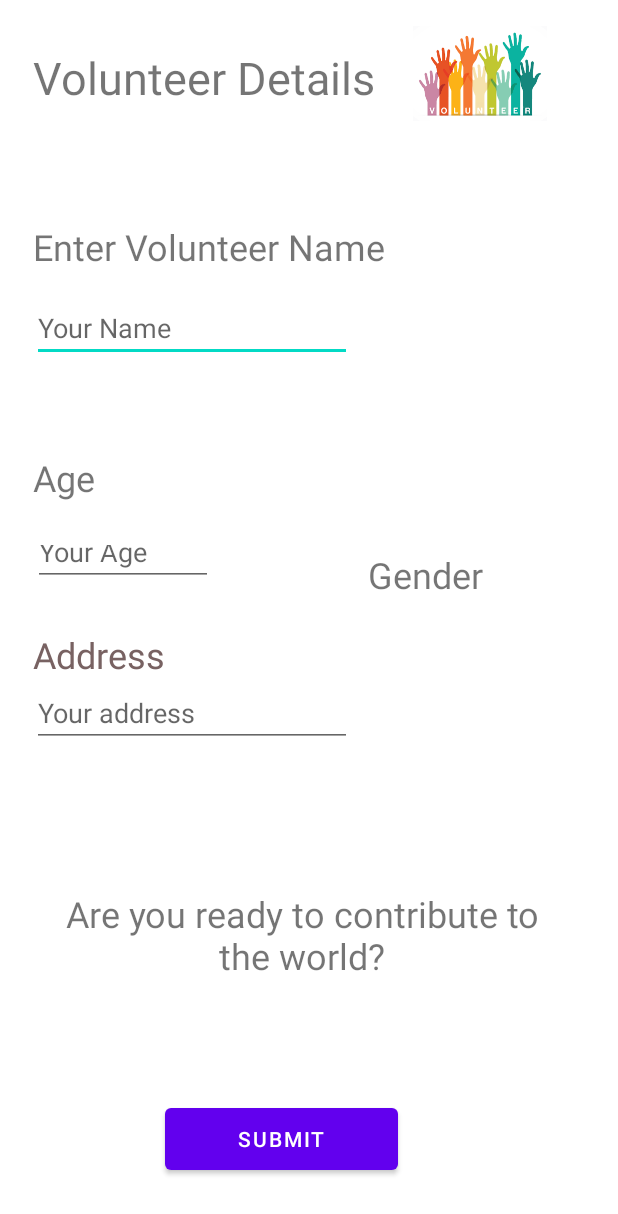
After one commit to ArerehRaj/Panic-Button-App, an Android app: the layout activity_volunteer_details.xml on its own in the app's theme, with its tools: preview values and no code run, on a phone screen of 412 x 824 dp. The commit adds this screen. Shown: the top 1214 px of the screen. Run offline under Robolectric (Android 15) with nearby library versions, the phone set to English and light mode, and no system bars.

Commit message:
Volunteer Details activity

```diff
--- a/app/src/main/java/com/example/panicbutton/MainActivity.java
+++ b/app/src/main/java/com/example/panicbutton/MainActivity.java
@@ -23,7 +23,8 @@ public class MainActivity extends AppCompatActivity {
     protected void onCreate(Bundle savedInstanceState) {
         super.onCreate(savedInstanceState);
         setContentView(R.layout.activity_main);
-
+Intent intent=new Intent(MainActivity.this,VolunteerDetails.class);
+startActivity(intent);
         getSupportActionBar().hide();
 
         editTextUserName = findViewById(R.id.editTextUsername);
--- /dev/null
+++ b/app/src/main/java/com/example/panicbutton/VolunteerDetails.java
@@ -0,0 +1,14 @@
+package com.example.panicbutton;
+
+import androidx.appcompat.app.AppCompatActivity;
+
+import android.os.Bundle;
+
+public class VolunteerDetails extends AppCompatActivity {
+
+    @Override
+    protected void onCreate(Bundle savedInstanceState) {
+        super.onCreate(savedInstanceState);
+        setContentView(R.layout.activity_volunteer_details);
+    }
+}
--- a/app/src/main/res/layout/activity_details.xml
+++ b/app/src/main/res/layout/activity_details.xml
@@ -29,7 +29,9 @@
         app:layout_constraintBottom_toBottomOf="parent"
         app:layout_constraintEnd_toEndOf="parent"
         app:layout_constraintHorizontal_bias="0.121"
-        app:layout_constraintStart_toStartOf="parent" />
+        app:layout_constraintStart_toStartOf="parent"
+        app:layout_constraintTop_toBottomOf="@+id/editTextTextPersonName3"
+        app:layout_constraintVertical_bias="1.0" />
 
     <EditText
         android:id="@+id/editTextTextPersonName2"
@@ -123,10 +125,10 @@
         android:visibility="visible"
         app:layout_constraintBottom_toBottomOf="parent"
         app:layout_constraintEnd_toEndOf="parent"
-        app:layout_constraintHorizontal_bias="0.079"
+        app:layout_constraintHorizontal_bias="0.129"
         app:layout_constraintStart_toStartOf="parent"
         app:layout_constraintTop_toTopOf="parent"
-        app:layout_constraintVertical_bias="0.663" />
+        app:layout_constraintVertical_bias="0.664" />
 
     <Button
         android:id="@+id/button"
@@ -147,7 +149,11 @@
         android:ems="10"
         android:hint="Your Name"
         android:inputType="textPersonName"
-        tools:layout_editor_absoluteX="23dp"
-        tools:layout_editor_absoluteY="164dp" />
+        app:layout_constraintBottom_toBottomOf="parent"
+        app:layout_constraintEnd_toEndOf="parent"
+        app:layout_constraintHorizontal_bias="0.079"
+        app:layout_constraintStart_toStartOf="parent"
+        app:layout_constraintTop_toBottomOf="@+id/textView2"
+        app:layout_constraintVertical_bias="0.033" />
 
 </androidx.constraintlayout.widget.ConstraintLayout>
--- /dev/null
+++ b/app/src/main/res/layout/activity_volunteer_details.xml
@@ -0,0 +1,190 @@
+<?xml version="1.0" encoding="utf-8"?>
+<androidx.constraintlayout.widget.ConstraintLayout xmlns:android="http://schemas.android.com/apk/res/android"
+    xmlns:app="http://schemas.android.com/apk/res-auto"
+    xmlns:tools="http://schemas.android.com/tools"
+    android:layout_width="match_parent"
+    android:layout_height="match_parent"
+    tools:context=".VolunteerDetails">
+
+    <TextView
+        android:id="@+id/VolunteerDetails"
+        android:layout_width="wrap_content"
+        android:layout_height="wrap_content"
+        android:text="Volunteer Details"
+        android:textSize="30sp"
+        app:layout_constraintBottom_toBottomOf="parent"
+        app:layout_constraintEnd_toEndOf="parent"
+        app:layout_constraintHorizontal_bias="0.12"
+        app:layout_constraintStart_toStartOf="parent"
+        app:layout_constraintTop_toTopOf="parent"
+        app:layout_constraintVertical_bias="0.04" />
+
+    <TextView
+        android:id="@+id/VolunteerName"
+        android:layout_width="wrap_content"
+        android:layout_height="wrap_content"
+        android:text="Enter Volunteer Name"
+        android:textSize="24sp"
+        app:layout_constraintBottom_toBottomOf="parent"
+        app:layout_constraintHorizontal_bias="0.124"
+        app:layout_constraintLeft_toLeftOf="parent"
+        app:layout_constraintRight_toRightOf="parent"
+        app:layout_constraintTop_toTopOf="parent"
+        app:layout_constraintVertical_bias="0.187" />
+
+    <EditText
+        android:id="@+id/editVolunteerName"
+        android:layout_width="wrap_content"
+        android:layout_height="wrap_content"
+        android:ems="10"
+        android:hint="Your Name"
+        android:inputType="textPersonName"
+        app:layout_constraintBottom_toBottomOf="parent"
+        app:layout_constraintEnd_toEndOf="parent"
+        app:layout_constraintHorizontal_bias="0.109"
+        app:layout_constraintStart_toStartOf="parent"
+        app:layout_constraintTop_toBottomOf="@+id/VolunteerName"
+        app:layout_constraintVertical_bias="0.026" />
+
+    <TextView
+        android:id="@+id/VolunteerAge"
+        android:layout_width="wrap_content"
+        android:layout_height="wrap_content"
+        android:text="Age"
+        android:textSize="24sp"
+        app:layout_constraintBottom_toBottomOf="parent"
+        app:layout_constraintEnd_toEndOf="parent"
+        app:layout_constraintHorizontal_bias="0.059"
+        app:layout_constraintStart_toStartOf="parent"
+        app:layout_constraintTop_toBottomOf="@+id/editVolunteerName"
+        app:layout_constraintVertical_bias="0.11" />
+
+    <EditText
+        android:id="@+id/editVolunteerAge"
+        android:layout_width="120dp"
+        android:layout_height="37dp"
+        android:ems="10"
+        android:hint="Your Age"
+        android:inputType="textPersonName"
+        app:layout_constraintBottom_toBottomOf="parent"
+        app:layout_constraintEnd_toEndOf="parent"
+        app:layout_constraintHorizontal_bias="0.075"
+        app:layout_constraintStart_toStartOf="parent"
+        app:layout_constraintTop_toBottomOf="@+id/VolunteerAge"
+        app:layout_constraintVertical_bias="0.042" /><![CDATA[
+
+
+
+    app:layout_constraintHorizontal_bias="0.578"
+        app:layout_constraintStart_toEndOf="@+id/editTextTextPersonName2"
+        app:layout_constraintTop_toBottomOf="@+id/textView4"
+        app:layout_constraintVertical_bias="0.584" />
+
+
+
+
+
+
+    ]]>
+
+    <TextView
+        android:id="@+id/VolunteerGender"
+        android:layout_width="wrap_content"
+        android:layout_height="wrap_content"
+        android:text="Gender"
+        android:textSize="24sp"
+        app:layout_constraintBottom_toBottomOf="parent"
+        app:layout_constraintEnd_toEndOf="parent"
+        app:layout_constraintHorizontal_bias="0.67"
+        app:layout_constraintStart_toEndOf="@+id/VolunteerAge"
+        app:layout_constraintTop_toTopOf="parent"
+        app:layout_constraintVertical_bias="0.463" />
+
+    <!--        app:layout_constraintBottom_toTopOf="@+id/editTextTextPersonName"-->
+        app:layout_constraintEnd_toEndOf="parent"
+        app:layout_constraintHorizontal_bias="0.265"
+        app:layout_constraintStart_toStartOf="parent"
+<!--        app:layout_constraintTop_toBottomOf="@+id/editTextTextPersonName2"--><![CDATA[
+        app:layout_constraintVertical_bias="0.759" />
+
+    ]]><!--        app:layout_constraintTop_toTopOf="parent"--><![CDATA[
+        app:layout_constraintVertical_bias="0.688" />
+
+
+
+
+
+
+
+    ]]>
+
+    <TextView
+        android:id="@+id/AddressId"
+        android:layout_width="wrap_content"
+        android:layout_height="wrap_content"
+        android:text="Address"
+        android:textColor="#786262"
+        android:textSize="24sp"
+        android:visibility="visible"
+        app:layout_constraintBottom_toBottomOf="parent"
+        app:layout_constraintEnd_toEndOf="parent"
+        app:layout_constraintHorizontal_bias="0.068"
+        app:layout_constraintStart_toStartOf="parent"
+        app:layout_constraintTop_toBottomOf="@+id/editVolunteerAge"
+        app:layout_constraintVertical_bias="0.073" />
+
+    <EditText
+        android:id="@+id/editVolunteerAddress"
+        android:layout_width="wrap_content"
+        android:layout_height="wrap_content"
+        android:ems="10"
+        android:hint="Your address"
+        android:inputType="textPersonName"
+        android:visibility="visible"
+        app:layout_constraintBottom_toBottomOf="parent"
+        app:layout_constraintEnd_toEndOf="parent"
+        app:layout_constraintHorizontal_bias="0.109"
+        app:layout_constraintStart_toStartOf="parent"
+        app:layout_constraintTop_toBottomOf="@+id/AddressId"
+        app:layout_constraintVertical_bias="0.0" />
+
+    <TextView
+        android:id="@+id/Contribute"
+        android:layout_width="346dp"
+        android:layout_height="70dp"
+        android:gravity="center_horizontal"
+        android:text="Are you ready to contribute to the world?"
+        android:textSize="24sp"
+        app:flow_verticalAlign="bottom"
+        app:layout_constraintBottom_toBottomOf="parent"
+        app:layout_constraintEnd_toEndOf="parent"
+        app:layout_constraintHorizontal_bias="0.43"
+        app:layout_constraintStart_toStartOf="parent"
+        app:layout_constraintTop_toTopOf="parent"
+        app:layout_constraintVertical_bias="0.786" />
+
+    <ImageView
+        android:id="@+id/VolunteerIImage"
+        android:layout_width="109dp"
+        android:layout_height="63dp"
+        app:layout_constraintBottom_toBottomOf="parent"
+        app:layout_constraintEnd_toEndOf="parent"
+        app:layout_constraintHorizontal_bias="0.877"
+        app:layout_constraintStart_toStartOf="parent"
+        app:layout_constraintTop_toTopOf="parent"
+        app:layout_constraintVertical_bias="0.023"
+        app:srcCompat="@drawable/volunteer" />
+
+    <Button
+        android:id="@+id/button4"
+        android:layout_width="155dp"
+        android:layout_height="53dp"
+        android:text="Submit"
+        app:layout_constraintBottom_toBottomOf="parent"
+        app:layout_constraintEnd_toEndOf="parent"
+        app:layout_constraintHorizontal_bias="0.429"
+        app:layout_constraintStart_toStartOf="parent"
+        app:layout_constraintTop_toTopOf="parent"
+        app:layout_constraintVertical_bias="0.951" />
+
+</androidx.constraintlayout.widget.ConstraintLayout>
```
Also changed, not shown: app/src/main/res/drawable/volunteer.png (added).
